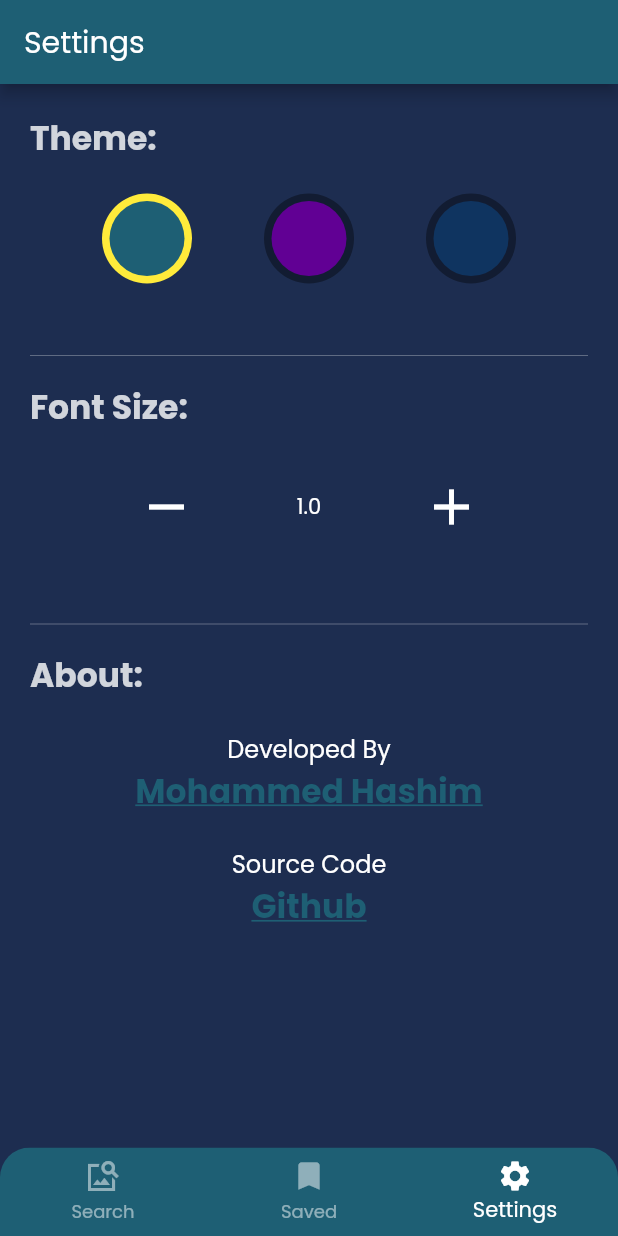
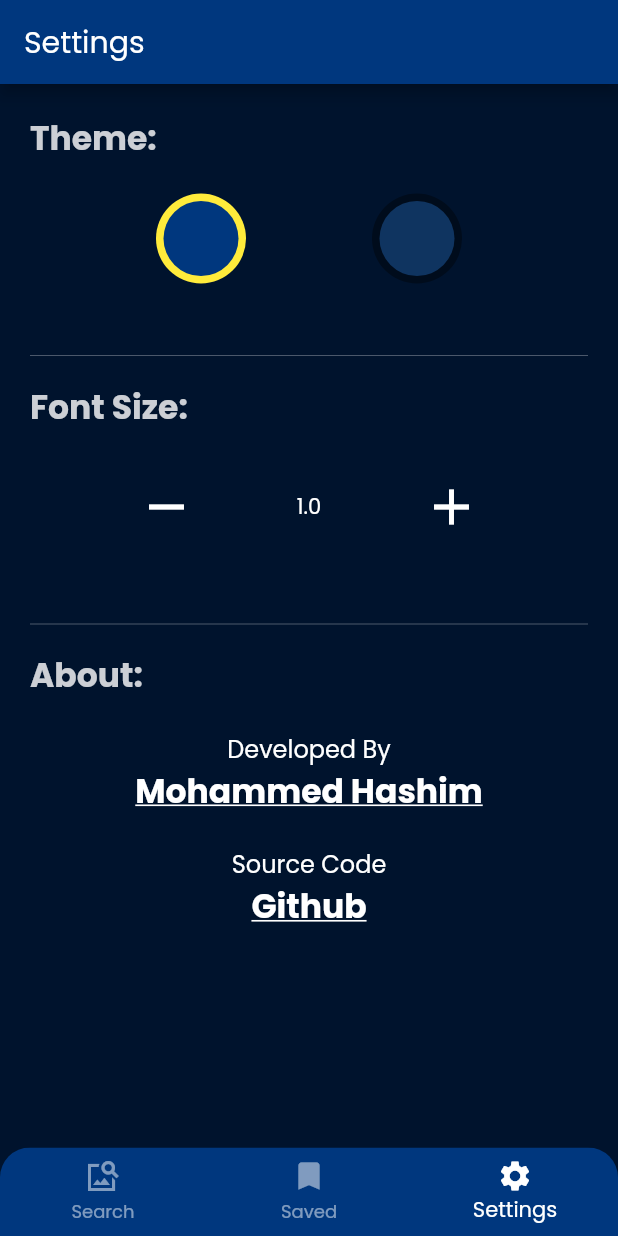
Before and after one commit to mohammedhashim44/Flutter-Lyrics-App, a Flutter app: the screen it shows after launch, swiped to page 3, on a phone screen of 412 x 824 dp. Run offline on Flutter 3.47's test engine with Material 2 defaults, Android fonts, the phone set to English and light mode, and no system bars; our stand-ins replace cached_network_image, dio, flare_flutter, flutter_bloc, get_it, hive and 2 more; accounts and stored records are empty.

Commit message:
Improved theming

```diff
--- a/lib/src/app_themes/app_themes.dart
+++ b/lib/src/app_themes/app_themes.dart
@@ -27,23 +27,14 @@ List<AppTheme> appThemes = [
     id: "0",
     description: "0",
     data: getThemeDataFromColors(
-      scaffoldBackgroundColor: Color(0xff1D2D50),
-      primaryColor: Color(0xff1E5F74),
+      scaffoldBackgroundColor: Color(0xff00132d),
+      primaryColor: Color(0xff00377e),
       accentColor: Colors.white,
     ),
   ),
   AppTheme(
     id: "1",
     description: "1",
-    data: getThemeDataFromColors(
-      scaffoldBackgroundColor: Color(0xff150050),
-      primaryColor: Color(0xff610094),
-      accentColor: Colors.white,
-    ),
-  ),
-  AppTheme(
-    id: "2",
-    description: "2",
     data: getThemeDataFromColors(
       scaffoldBackgroundColor: Color(0xff1A1A2E),
       primaryColor: Color(0xff0F3460),
@@ -76,5 +67,6 @@ ThemeData getThemeDataFromColors({
     ),
     iconTheme: IconThemeData(
       color: accentColor,
-      ));
+    ),
+  );
 }
--- a/lib/src/screens/settings_screen.dart
+++ b/lib/src/screens/settings_screen.dart
@@ -167,7 +167,7 @@ class _SettingsScreenState extends State<SettingsScreen> {
           fontSize: 22,
           fontWeight: FontWeight.bold,
           decoration: TextDecoration.underline,
-          color: Theme.of(context).primaryColor,
+          color: Colors.white,
         ),
       ),
     );
```
Lines whose indentation alone changed are shown as unchanged.
